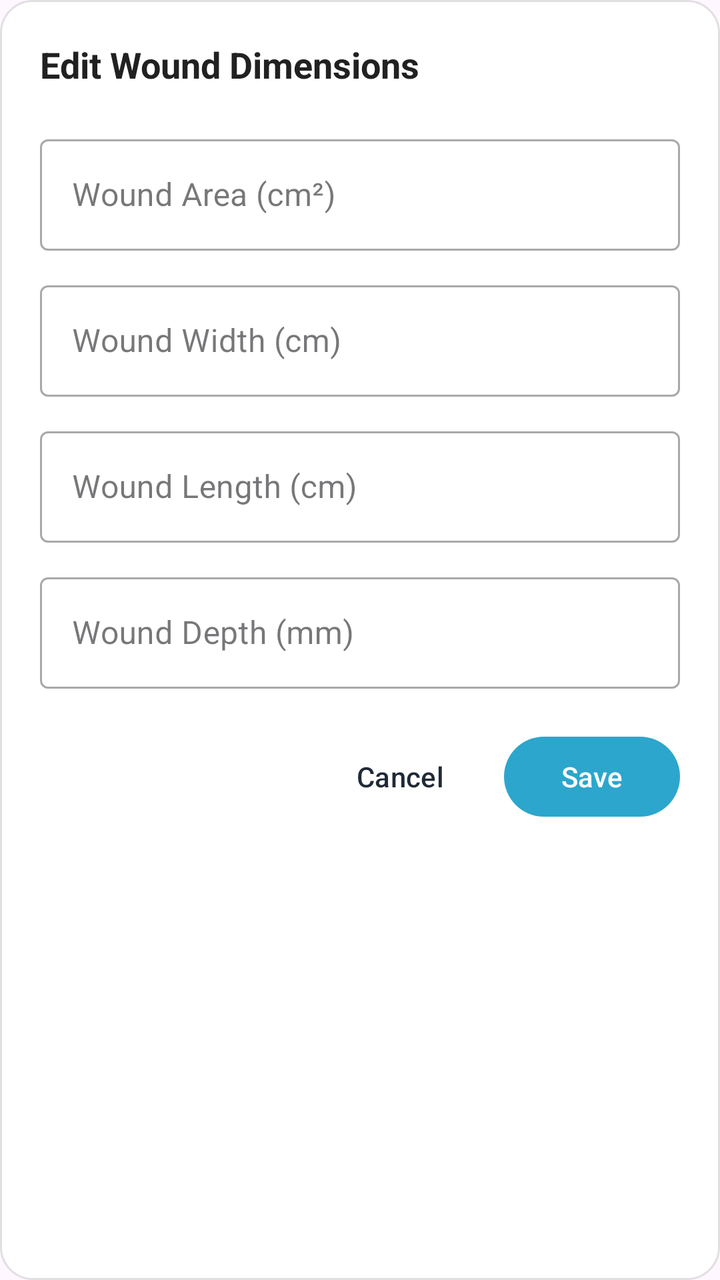
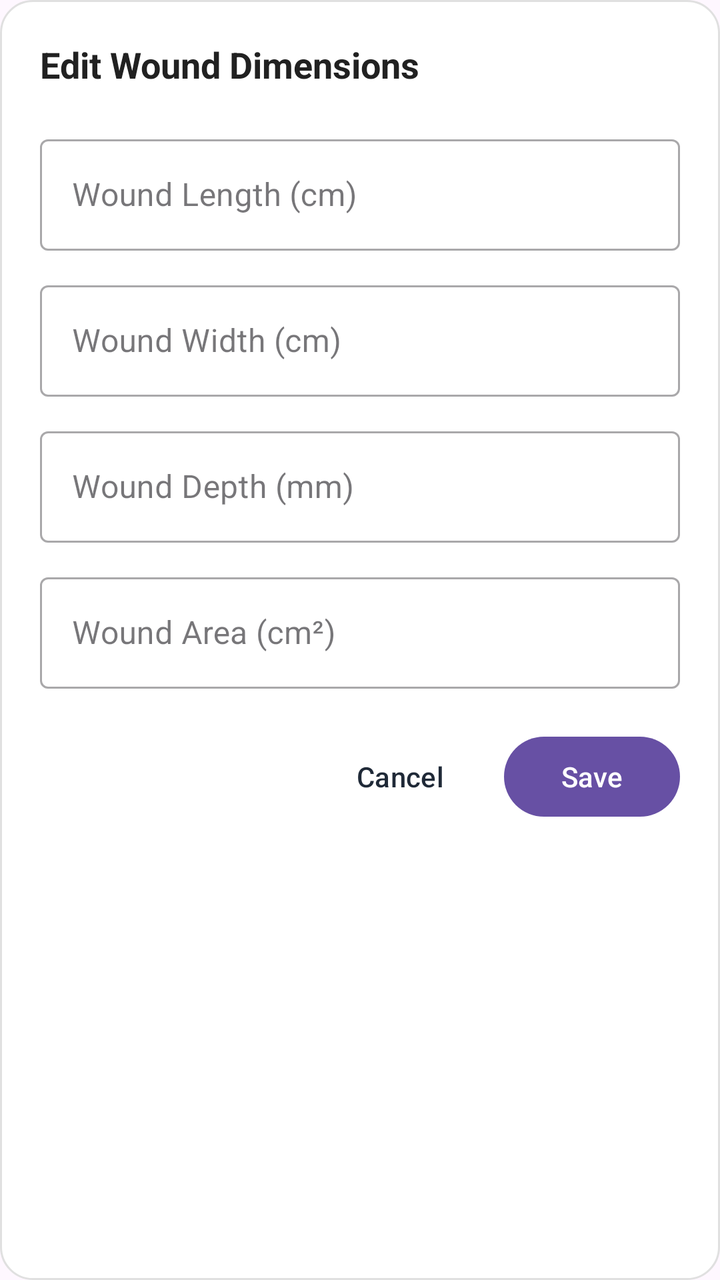

An Android layout rendered at two revisions. The XML below is the earlier revision; the diff shows what the commit changed to produce the second picture.
<!-- AndroidManifest.xml: another module's application theme Theme.Imaging -->
<!-- res/layout/bottom_sheet_edit_dimensions.xml -->
<?xml version="1.0" encoding="utf-8"?>
<LinearLayout xmlns:android="http://schemas.android.com/apk/res/android"
    xmlns:app="http://schemas.android.com/apk/res-auto"
    android:layout_width="match_parent"
    android:layout_height="wrap_content"
    android:orientation="vertical"
    android:padding="20dp"
    android:background="@drawable/dialog_rounded_background">

    <TextView
        android:layout_width="wrap_content"
        android:layout_height="wrap_content"
        android:text="Edit Wound Dimensions"
        android:textColor="@color/black"
        android:textSize="18sp"
        android:textStyle="bold"
        android:layout_marginBottom="20dp" />

    <com.google.android.material.textfield.TextInputLayout
        android:layout_width="match_parent"
        android:layout_height="wrap_content"
        android:hint="Wound Area (cm²)"
        style="@style/Widget.MaterialComponents.TextInputLayout.OutlinedBox"
        android:layout_marginBottom="12dp">

        <com.google.android.material.textfield.TextInputEditText
            android:id="@+id/edit_area_input"
            android:layout_width="match_parent"
            android:layout_height="wrap_content"
            android:enabled="false"
            android:inputType="numberDecimal" />
    </com.google.android.material.textfield.TextInputLayout>

    <com.google.android.material.textfield.TextInputLayout
        android:layout_width="match_parent"
        android:layout_height="wrap_content"
        android:hint="Wound Width (cm)"
        style="@style/Widget.MaterialComponents.TextInputLayout.OutlinedBox"
        android:layout_marginBottom="12dp">

        <com.google.android.material.textfield.TextInputEditText
            android:id="@+id/edit_width_input"
            android:layout_width="match_parent"
            android:layout_height="wrap_content"
            android:enabled="false"
            android:inputType="numberDecimal" />
    </com.google.android.material.textfield.TextInputLayout>

    <com.google.android.material.textfield.TextInputLayout
        android:layout_width="match_parent"
        android:layout_height="wrap_content"
        android:hint="Wound Length (cm)"
        style="@style/Widget.MaterialComponents.TextInputLayout.OutlinedBox"
        android:layout_marginBottom="12dp">

        <com.google.android.material.textfield.TextInputEditText
            android:id="@+id/edit_length_input"
            android:layout_width="match_parent"
            android:layout_height="wrap_content"
            android:enabled="false"
            android:inputType="numberDecimal" />
    </com.google.android.material.textfield.TextInputLayout>

    <com.google.android.material.textfield.TextInputLayout
        android:layout_width="match_parent"
        android:layout_height="wrap_content"
        android:hint="Wound Depth (mm)"
        style="@style/Widget.MaterialComponents.TextInputLayout.OutlinedBox"
        android:layout_marginBottom="20dp">

        <com.google.android.material.textfield.TextInputEditText
            android:id="@+id/edit_depth_input"
            android:layout_width="match_parent"
            android:layout_height="wrap_content"
            android:inputType="numberDecimal" />
    </com.google.android.material.textfield.TextInputLayout>

    <LinearLayout
        android:layout_width="match_parent"
        android:layout_height="wrap_content"
        android:orientation="horizontal"
        android:gravity="end">

        <com.google.android.material.button.MaterialButton
            android:id="@+id/btn_cancel"
            style="@style/Widget.Material3.Button.TextButton"
            android:layout_width="wrap_content"
            android:layout_height="wrap_content"
            android:text="Cancel"
            android:textColor="@color/gray_800"
            android:layout_marginEnd="8dp"/>

        <com.google.android.material.button.MaterialButton
            android:id="@+id/btn_save"
            style="@style/Widget.Material3.Button"
            android:layout_width="wrap_content"
            android:layout_height="wrap_content"
            app:backgroundTint="@color/Theme"
            android:text="Save"
            android:textColor="@color/white" />
    </LinearLayout>
</LinearLayout>
<!-- resources referenced by this layout -->
<resources>
  <color name="Theme">#2CA6CC</color>
  <color name="black">#212121</color>
  <color name="gray_800">#1F2937</color>
  <color name="white">#FFFFFF</color>
  <!-- drawable dialog_rounded_background (drawable) -->
  <?xml version="1.0" encoding="utf-8"?>
  <shape xmlns:android="http://schemas.android.com/apk/res/android"
      android:shape="rectangle">
      <solid android:color="#FFFFFF" />
      <corners android:radius="16dp" />
      <stroke
          android:width="1dp"
          android:color="#E0E0E0" />
  </shape>
  <style name="Theme.Imaging" parent="Base.Theme.Imaging" />
  <style name="Base.Theme.Imaging" parent="Theme.Material3.DayNight.NoActionBar">
          
          
  
      </style>
</resources>

<!-- the commit's change to res/layout/bottom_sheet_edit_dimensions.xml (unified diff, before → after) -->
@@ -8,6 +8,7 @@
     android:background="@drawable/dialog_rounded_background">
 
     <TextView
+        android:id="@+id/edit_title_txt"
         android:layout_width="wrap_content"
         android:layout_height="wrap_content"
         android:text="Edit Wound Dimensions"
@@ -17,21 +18,24 @@
         android:layout_marginBottom="20dp" />
 
     <com.google.android.material.textfield.TextInputLayout
+        android:id="@+id/edit_length_layout"
         android:layout_width="match_parent"
         android:layout_height="wrap_content"
-        android:hint="Wound Area (cm²)"
+        android:hint="Wound Length (cm)"
         style="@style/Widget.MaterialComponents.TextInputLayout.OutlinedBox"
         android:layout_marginBottom="12dp">
 
         <com.google.android.material.textfield.TextInputEditText
-            android:id="@+id/edit_area_input"
+            android:id="@+id/edit_length_input"
             android:layout_width="match_parent"
             android:layout_height="wrap_content"
-            android:enabled="false"
+            android:enabled="true"
+            android:textColor="@color/black"
             android:inputType="numberDecimal" />
     </com.google.android.material.textfield.TextInputLayout>
 
     <com.google.android.material.textfield.TextInputLayout
+        android:id="@+id/edit_width_layout"
         android:layout_width="match_parent"
         android:layout_height="wrap_content"
         android:hint="Wound Width (cm)"
@@ -42,36 +46,41 @@
             android:id="@+id/edit_width_input"
             android:layout_width="match_parent"
             android:layout_height="wrap_content"
-            android:enabled="false"
+            android:enabled="true"
+            android:textColor="@color/black"
             android:inputType="numberDecimal" />
     </com.google.android.material.textfield.TextInputLayout>
 
     <com.google.android.material.textfield.TextInputLayout
-        android:layout_width="match_parent"
-        android:layout_height="wrap_content"
-        android:hint="Wound Length (cm)"
-        style="@style/Widget.MaterialComponents.TextInputLayout.OutlinedBox"
-        android:layout_marginBottom="12dp">
-
-        <com.google.android.material.textfield.TextInputEditText
-            android:id="@+id/edit_length_input"
-            android:layout_width="match_parent"
-            android:layout_height="wrap_content"
-            android:enabled="false"
-            android:inputType="numberDecimal" />
-    </com.google.android.material.textfield.TextInputLayout>
-
-    <com.google.android.material.textfield.TextInputLayout
+        android:id="@+id/edit_depth_layout"
         android:layout_width="match_parent"
         android:layout_height="wrap_content"
         android:hint="Wound Depth (mm)"
         style="@style/Widget.MaterialComponents.TextInputLayout.OutlinedBox"
-        android:layout_marginBottom="20dp">
+        android:layout_marginBottom="12dp">
 
         <com.google.android.material.textfield.TextInputEditText
             android:id="@+id/edit_depth_input"
             android:layout_width="match_parent"
             android:layout_height="wrap_content"
+            android:textColor="@color/black"
+            android:inputType="numberDecimal" />
+    </com.google.android.material.textfield.TextInputLayout>
+
+    <com.google.android.material.textfield.TextInputLayout
+        android:id="@+id/edit_area_layout"
+        android:layout_width="match_parent"
+        android:layout_height="wrap_content"
+        android:hint="Wound Area (cm²)"
+        style="@style/Widget.MaterialComponents.TextInputLayout.OutlinedBox"
+        android:layout_marginBottom="20dp">
+
+        <com.google.android.material.textfield.TextInputEditText
+            android:id="@+id/edit_area_input"
+            android:layout_width="match_parent"
+            android:layout_height="wrap_content"
+            android:enabled="true"
+            android:textColor="@color/black"
             android:inputType="numberDecimal" />
     </com.google.android.material.textfield.TextInputLayout>
 
@@ -95,7 +104,6 @@
             style="@style/Widget.Material3.Button"
             android:layout_width="wrap_content"
             android:layout_height="wrap_content"
-            app:backgroundTint="@color/Theme"
             android:text="Save"
             android:textColor="@color/white" />
     </LinearLayout>
<!-- resource entries referenced after the edit -->
@@ -1,6 +1,5 @@
 <!-- resources referenced by this layout -->
 <resources>
-  <color name="Theme">#2CA6CC</color>
   <color name="black">#212121</color>
   <color name="gray_800">#1F2937</color>
   <color name="white">#FFFFFF</color>
